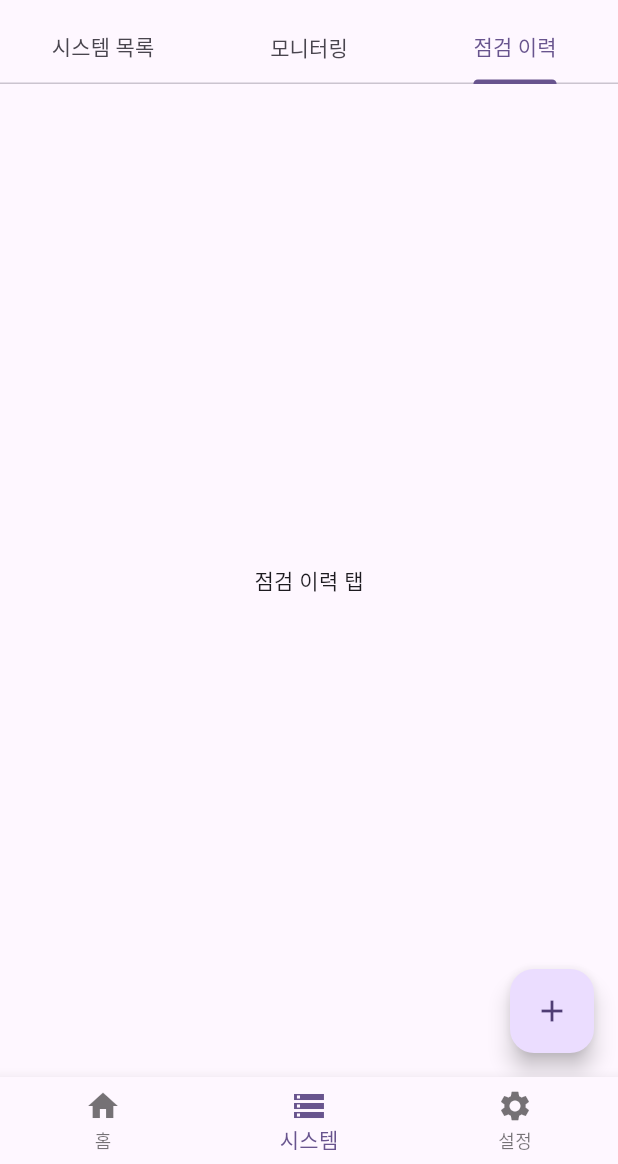
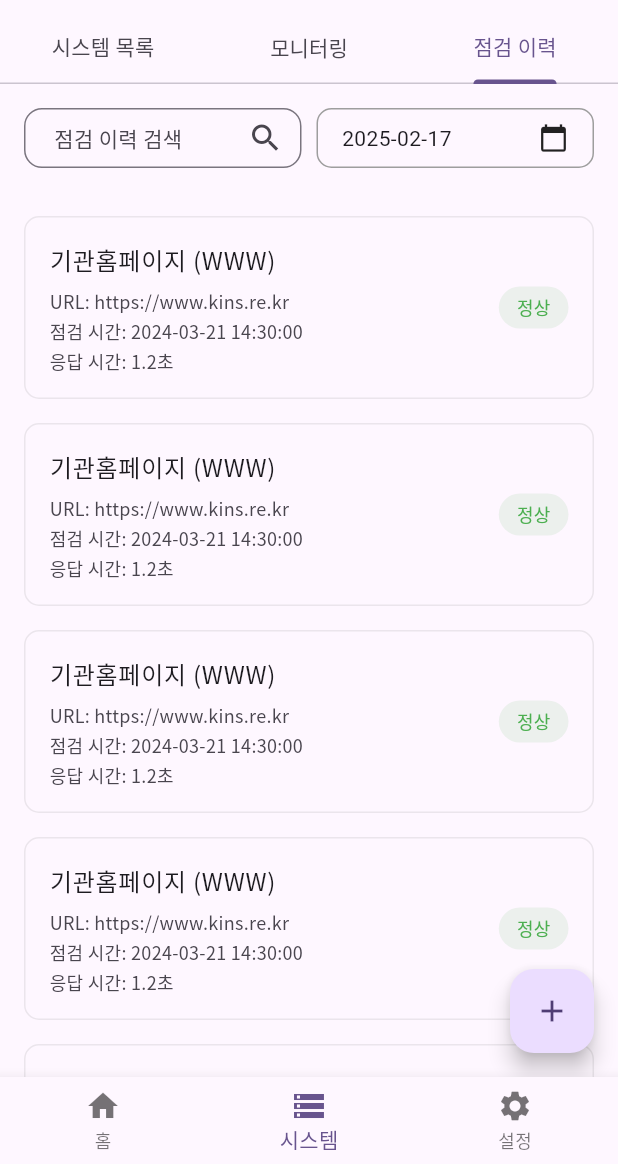
Before and after one commit to J1NWAN/url_check, a Flutter app: the SystemScreen screen opened by its route, tab 3 chosen, on a phone screen of 412 x 824 dp, the part 72-1236 px from its top. Run offline on Flutter 3.47's test engine with Material 3 defaults, Android fonts, the phone set to English and light mode, and no system bars; our stand-ins replace dropdown_button2, fl_chart, flutter_riverpod, go_router, google_fonts, riverpod_annotation and 1 more; generated files the repository leaves out were written again.

Commit message:
feat: 시스템 점검 이력 화면 구성
- 이력 검색, 날짜 필터 기능 추가
- 시스템 카테고리별 필터 기능 추가 검토중

```diff
--- a/lib/features/system/view/system_screen.dart
+++ b/lib/features/system/view/system_screen.dart
@@ -2,6 +2,7 @@ import 'package:flutter/material.dart';
 import 'package:flutter_riverpod/flutter_riverpod.dart';
 import 'package:url_check/features/system/view/tab/system_list_tab.dart';
 import 'package:url_check/features/system/viewmodel/system_list_view_model.dart';
+import 'package:url_check/features/system/view/tab/inspection_history_tab.dart';
 
 class SystemScreen extends ConsumerWidget {
   const SystemScreen({super.key});
@@ -25,7 +26,7 @@ class SystemScreen extends ConsumerWidget {
                 children: [
                   SystemListTab(),
                   Center(child: Text('모니터링 탭')), // 추후 구현
-                  Center(child: Text('점검 이력 탭')), // 추후 구현
+                  InspectionHistoryTab(),
                 ],
               ),
             ),
--- /dev/null
+++ b/lib/features/system/view/tab/inspection_history_tab.dart
@@ -0,0 +1,124 @@
+import 'package:flutter/material.dart';
+import 'package:flutter_riverpod/flutter_riverpod.dart';
+import 'package:url_check/core/datepicker/custom_date_picker.dart';
+import 'package:url_check/core/theme/custom_text_theme.dart';
+import 'package:url_check/core/theme/theme_view_model.dart';
+import 'package:url_check/features/system/viewmodel/inspection_history_view_model.dart';
+
+class InspectionHistoryTab extends ConsumerWidget {
+  const InspectionHistoryTab({super.key});
+
+  @override
+  Widget build(BuildContext context, WidgetRef ref) {
+    return Column(
+      children: [
+        // 검색 및 필터 영역
+        Padding(
+          padding: const EdgeInsets.all(16.0),
+          child: Row(
+            children: [
+              // 검색 필드
+              Expanded(
+                child: TextField(
+                  onChanged: (value) {
+                    // 검색 기능 구현
+                  },
+                  onTapOutside: (event) {
+                    FocusScope.of(context).unfocus();
+                  },
+                  decoration: InputDecoration(
+                    hintText: '점검 이력 검색',
+                    hintStyle: CustomTextTheme.theme.bodyMedium,
+                    suffixIcon: IconButton(
+                      icon: const Icon(Icons.search),
+                      onPressed: () {
+                        // 검색 실행
+                      },
+                    ),
+                    border: OutlineInputBorder(
+                      borderRadius: BorderRadius.circular(12),
+                    ),
+                    contentPadding: const EdgeInsets.symmetric(horizontal: 16, vertical: 6),
+                    constraints: const BoxConstraints(
+                      maxHeight: 40,
+                    ),
+                  ),
+                ),
+              ),
+              const SizedBox(width: 10),
+              // 날짜 필터 버튼
+              Expanded(
+                child: CustomDatePicker(
+                  padding: const EdgeInsets.symmetric(horizontal: 16, vertical: 9),
+                  initialDate: DateTime.now(),
+                  firstDate: DateTime(2000),
+                  lastDate: DateTime(2100),
+                  onDateSelected: (date) {
+                    print('선택된 날짜: $date');
+                  },
+                ),
+              ),
+            ],
+          ),
+        ),
+        // 점검 이력 목록
+        Expanded(
+          child: ListView.separated(
+            padding: const EdgeInsets.all(16),
+            itemCount: 10, // 임시 데이터
+            separatorBuilder: (context, index) => const SizedBox(height: 16),
+            itemBuilder: (context, index) {
+              return Container(
+                decoration: BoxDecoration(
+                  color: ref.watch(themeViewModelProvider).themeData.colorScheme.surface,
+                  borderRadius: BorderRadius.circular(10),
+                  border: Border.all(color: Colors.grey.withOpacity(0.2)),
+                ),
+                child: ListTile(
+                  contentPadding: const EdgeInsets.symmetric(horizontal: 16, vertical: 8),
+                  title: Text(
+                    '기관홈페이지 (WWW)',
+                    style: CustomTextTheme.theme.bodyLarge,
+                  ),
+                  subtitle: Column(
+                    crossAxisAlignment: CrossAxisAlignment.start,
+                    children: [
+                      const SizedBox(height: 8),
+                      Text(
+                        'URL: https://www.kins.re.kr',
+                        style: CustomTextTheme.theme.bodySmall,
+                      ),
+                      const SizedBox(height: 4),
+                      Text(
+                        '점검 시간: 2024-03-21 14:30:00',
+                        style: CustomTextTheme.theme.bodySmall,
+                      ),
+                      const SizedBox(height: 4),
+                      Text(
+                        '응답 시간: 1.2초',
+                        style: CustomTextTheme.theme.bodySmall,
+                      ),
+                    ],
+                  ),
+                  trailing: Container(
+                    padding: const EdgeInsets.symmetric(horizontal: 12, vertical: 6),
+                    decoration: BoxDecoration(
+                      color: Colors.green.withOpacity(0.1),
+                      borderRadius: BorderRadius.circular(20),
+                    ),
+                    child: Text(
+                      '정상',
+                      style: CustomTextTheme.theme.bodySmall?.copyWith(
+                        color: Colors.green,
+                      ),
+                    ),
+                  ),
+                ),
+              );
+            },
+          ),
+        ),
+      ],
+    );
+  }
+}
```
Also changed, not shown: lib/features/system/viewmodel/inspection_history_view_model.dart (added, +46 -0 lines).
